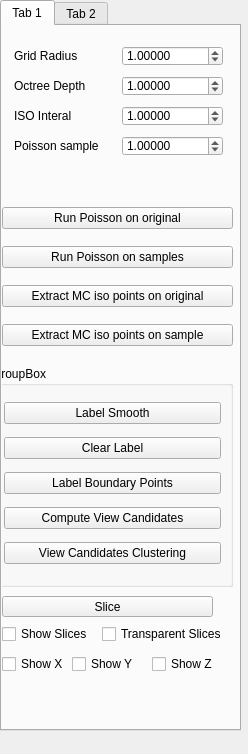
Qt form Point Cloud/UI/poisson_para.ui (sunwaylive/quality-driven-poisson-guided-autoscanning) before a commit.
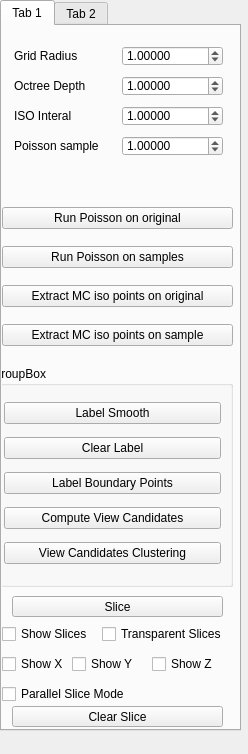
The same form after that commit.

Commit message: added show_slice and clear_slice

What changed in the file:
```diff
--- a/Point Cloud/UI/poisson_para.ui
+++ b/Point Cloud/UI/poisson_para.ui
@@ -223,7 +223,7 @@
     <widget class="QPushButton" name="pushButton_slice">
      <property name="geometry">
       <rect>
-       <x>0</x>
+       <x>10</x>
        <y>570</y>
        <width>211</width>
        <height>21</height>
@@ -349,6 +349,32 @@
       <string>Poisson sample</string>
      </property>
     </widget>
+    <widget class="QCheckBox" name="checkBox_parallel_slice_mode">
+     <property name="geometry">
+      <rect>
+       <x>0</x>
+       <y>660</y>
+       <width>151</width>
+       <height>16</height>
+      </rect>
+     </property>
+     <property name="text">
+      <string>Parallel Slice Mode</string>
+     </property>
+    </widget>
+    <widget class="QPushButton" name="pushButton_clear_slice">
+     <property name="geometry">
+      <rect>
+       <x>10</x>
+       <y>680</y>
+       <width>211</width>
+       <height>21</height>
+      </rect>
+     </property>
+     <property name="text">
+      <string>Clear Slice</string>
+     </property>
+    </widget>
     <zorder>checkBox_show_slices_Z</zorder>
     <zorder>poisson_depth</zorder>
     <zorder>checkBox_show_slices</zorder>
```
Left out of the diff: 2 changed lines with no effect on the pictures. The commit also changes 5 other files.
